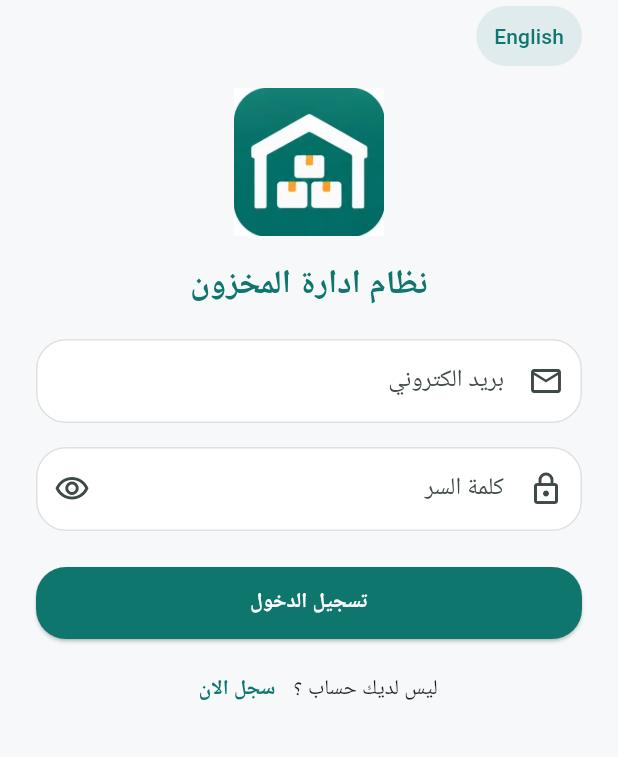
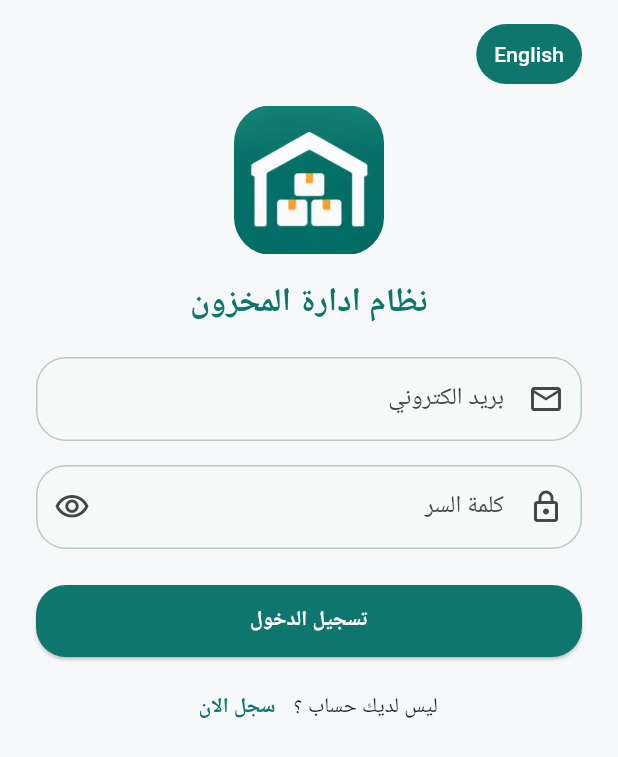
Before and after one commit to mohamad-mobarak/inventory_app, a Flutter app: the screen it shows after launch, on a phone screen of 412 x 824 dp. Shown: the top 757 px of the screen. Run offline on Flutter 3.47's test engine with Material 3 defaults, Android fonts, the phone set to English and light mode, and no system bars; our stand-ins replace cloud_firestore, firebase_auth, firebase_core; accounts and stored records are empty; generated files the repository leaves out were written again; statements that could not run were skipped.

Commit message:
Add settings screen and shop currency

```diff
--- a/lib/l10n/app_strings.dart
+++ b/lib/l10n/app_strings.dart
@@ -139,8 +139,7 @@ class AppStrings {
       locale.languageCode == 'ar' ? 'اختر التصنيف' : 'Choose category';
   String get addNewCategory =>
       locale.languageCode == 'ar' ? 'إضافة تصنيف جديد' : 'Add new category';
-  String get adminOnly =>
-      locale.languageCode == 'ar' ? '(للمدير فقط)' : '(Admin only)';
+
   String get saveProduct =>
       locale.languageCode == 'ar' ? 'حفظ المنتج' : 'Save product';
   String get cancel => locale.languageCode == 'ar' ? 'إلغاء' : 'Cancel';
@@ -313,6 +312,34 @@ class AppStrings {
   String get noLowStock => locale.languageCode == 'ar'
       ? 'كل المنتجات بكمية كافية'
       : 'All products are well stocked';
+  String get settings => locale.languageCode == 'ar' ? 'الإعدادات' : 'Settings';
+  String get language => locale.languageCode == 'ar' ? 'اللغة' : 'Language';
+  String get arabic => 'عربي';
+  String get english => 'English';
+  String get appearance =>
+      locale.languageCode == 'ar' ? 'المظهر' : 'Appearance';
+  String get lightMode => locale.languageCode == 'ar' ? 'فاتح' : 'Light';
+  String get darkMode => locale.languageCode == 'ar' ? 'داكن' : 'Dark';
+  String get systemMode => locale.languageCode == 'ar' ? 'الجهاز' : 'System';
+  String get accountInfo =>
+      locale.languageCode == 'ar' ? 'معلومات الحساب' : 'Account info';
+  String get name => locale.languageCode == 'ar' ? 'الاسم' : 'Name';
+  String get role => locale.languageCode == 'ar' ? 'الدور' : 'Role';
+  String get admin => locale.languageCode == 'ar' ? 'مدير' : 'Admin';
+  String get seller => locale.languageCode == 'ar' ? 'بائع' : 'Seller';
+  String get currency => locale.languageCode == 'ar' ? 'العملة' : 'Currency';
+  String get currencyHint =>
+      locale.languageCode == 'ar' ? 'مثال: \$ أو ل.س' : 'Example: \$ or SYP';
+  String get save => locale.languageCode == 'ar' ? 'حفظ' : 'Save';
+  String get adminOnly =>
+      locale.languageCode == 'ar' ? 'للمدير فقط' : 'Admin only';
+  String get aboutApp =>
+      locale.languageCode == 'ar' ? 'عن التطبيق' : 'About the app';
+  String get versionNumber =>
+      locale.languageCode == 'ar' ? 'رقم النسخة' : 'Version number';
+  String get logout => locale.languageCode == 'ar' ? 'تسجيل الخروج' : 'Log out';
+  String get currencySaved =>
+      locale.languageCode == 'ar' ? 'تم حفظ العملة' : 'Currency saved';
 }
 
 // Tells Flutter how to load AppStrings
--- a/lib/providers/settings_provider.dart
+++ b/lib/providers/settings_provider.dart
@@ -4,8 +4,11 @@ import 'package:flutter/material.dart';
 class SettingsProvider extends ChangeNotifier {
   // Current theme choice; starts by following the device setting
   ThemeMode _themeMode = ThemeMode.system;
+  String? _currency;
+
   // Lets other files read the theme mode without being able to change it
   ThemeMode get themeMode => _themeMode;
+  String? get currency => _currency;
   void setThemeMode(ThemeMode mode) {
     // Save the new choice into the private variable
     _themeMode = mode;
@@ -19,4 +22,9 @@ class SettingsProvider extends ChangeNotifier {
     _locale = locale;
     notifyListeners();
   }
+
+  void setCurrency(String? currency) {
+    _currency = currency;
+    notifyListeners();
+  }
 }
--- a/lib/screens/auth/auth_gate.dart
+++ b/lib/screens/auth/auth_gate.dart
@@ -1,17 +1,17 @@
 // Basic Flutter widgets (StatefulWidget, Scaffold, ...)
 import 'package:flutter/material.dart';
-// Firebase Auth to know if a user is already signed in
+// Firebase Auth to know who is signed in
 import 'package:firebase_auth/firebase_auth.dart';
+import 'package:inventory_app/providers/settings_provider.dart';
 import 'package:inventory_app/screens/home/main_shell.dart';
-import 'package:inventory_app/screens/products/products_screen.dart';
 // Our service that talks to Firebase
 import '../../services/auth_service.dart';
-// Temporary home page for active users
-import '../sellers/sellers_screen.dart';
 // Login page
 import 'login_screen.dart';
+import '../../services/settings_service.dart';
+import 'package:provider/provider.dart';
 
-// Decides which screen opens first when the app starts
+// Decides which screen opens, and reacts every time the user signs in or out
 class AuthGate extends StatefulWidget {
   const AuthGate({super.key});
 
@@ -20,35 +20,82 @@ class AuthGate extends StatefulWidget {
 }
 
 class _AuthGateState extends State<AuthGate> {
-  // Service object used to call our Firebase functions
-  final AuthService _authService = AuthService();
-  // Holds the screen we decided to open (filled in initState)
-  late final Future<Widget> _startScreen;
+  // Emits a new value every time a user signs in or out (null = nobody)
+  late final Stream<User?> _authStream;
 
   @override
   void initState() {
     super.initState();
-    // Start the check once, when the gate is created
-    _startScreen = _decideScreen();
+    // Create the stream once, when the gate is created
+    _authStream = FirebaseAuth.instance.authStateChanges();
   }
 
-  // Checks the user and returns the screen to open
+  @override
+  Widget build(BuildContext context) {
+    return StreamBuilder<User?>(
+      // The stream we created in initState
+      stream: _authStream,
+      builder: (context, snapshot) {
+        // Waiting for Firebase's first answer: show a loading circle
+        if (snapshot.connectionState == ConnectionState.waiting) {
+          return const Scaffold(
+            body: Center(child: CircularProgressIndicator()),
+          );
+        }
+        // Something failed: go to login
+        if (snapshot.hasError) {
+          return LoginScreen();
+        }
+        final user = snapshot.data;
+        // No signed in user, so show login
+        if (user == null) {
+          return LoginScreen();
+        }
+        // Signed in user: check the account (the key restarts the check for a new user)
+        return _UserCheck(key: ValueKey(user.uid), user: user);
+      },
+    );
+  }
+}
+
+// Checks that the signed in account is active and opens the right home page
+class _UserCheck extends StatefulWidget {
+  // The signed in Firebase user
+  final User user;
+
+  const _UserCheck({super.key, required this.user});
+
+  @override
+  State<_UserCheck> createState() => _UserCheckState();
+}
+
+class _UserCheckState extends State<_UserCheck> {
+  // Service object used to call our Firebase functions
+  final AuthService _authService = AuthService();
+  // Holds the screen we decided to open (filled in initState)
+  late final Future<Widget> _screen;
+
+  @override
+  void initState() {
+    super.initState();
+    // Start the check once, when this widget is created
+    _screen = _decideScreen();
+  }
+
+  // Checks the account and returns the screen to open
   Future<Widget> _decideScreen() async {
-    // Wait for Firebase to tell us who is signed in (null = nobody)
-    final user = await FirebaseAuth.instance.authStateChanges().first;
-    // No signed in user, so show login
-    if (user == null) {
-      return LoginScreen();
-    }
     // Ask Firestore if this account is active
-    final isActive = await _authService.isUserActive(user.uid);
+    final isActive = await _authService.isUserActive(widget.user.uid);
     // Disabled account: sign out and go to login
     if (!isActive) {
       await _authService.signOut();
       return LoginScreen();
     }
     // Get the user's role
-    final role = await _authService.getUserRole(user.uid);
+    final role = await _authService.getUserRole(widget.user.uid);
+    final currensy = await SettingsService().getCurrency();
+    if (!mounted) return const SizedBox();
+    context.read<SettingsProvider>().setCurrency(currensy);
     // Active account: open the home page
     return MainShell(isAdmin: role == 'admin');
   }
@@ -57,7 +104,7 @@ class _AuthGateState extends State<AuthGate> {
   Widget build(BuildContext context) {
     return FutureBuilder<Widget>(
       // The check we started in initState
-      future: _startScreen,
+      future: _screen,
       builder: (context, snapshot) {
         // Still checking: show a loading circle
         if (snapshot.connectionState != ConnectionState.done) {
--- a/lib/screens/auth/login_screen.dart
+++ b/lib/screens/auth/login_screen.dart
@@ -113,20 +113,25 @@ class _LoginScreenState extends State<LoginScreen> {
 
     return Scaffold(
       body: SafeArea(
-          child: Center(
+
+          // Makes the form scrollable when the keyboard opens
+          child: SingleChildScrollView(
               // Side spacing for the form
               child: Padding(
         padding: const EdgeInsets.symmetric(horizontal: 24),
         child: Column(
           children: [
+            SizedBox(
+              height: 12,
+            ),
             // Put the language button on the right side
             Align(
               // Right edge of the screen
               alignment: Alignment.centerRight,
               child: TextButton(
                   style: TextButton.styleFrom(
-                    backgroundColor: AppColors.primary.withValues(alpha: 0.1),
-                    foregroundColor: AppColors.primary,
+                    backgroundColor: AppColors.primary,
+                    foregroundColor: Colors.white,
                     shape: RoundedRectangleBorder(
                         borderRadius: BorderRadius.circular(20)),
                   ),
@@ -145,10 +150,13 @@ class _LoginScreenState extends State<LoginScreen> {
               height: 10,
             ),
             // App logo
-            Image.asset(
-              'assets/images/app_logo.png',
-              width: 100,
-              height: 100,
+            ClipRRect(
+              borderRadius: BorderRadius.circular(25),
+              child: Image.asset(
+                'assets/images/app_logo.png',
+                width: 100,
+                height: 100,
+              ),
             ),
             const SizedBox(
               height: 16,
@@ -189,7 +197,7 @@ class _LoginScreenState extends State<LoginScreen> {
                   contentPadding:
                       const EdgeInsets.symmetric(horizontal: 16, vertical: 16),
                   filled: true,
-                  fillColor: Colors.white,
+                  fillColor: Theme.of(context).colorScheme.surface,
                   labelText: AppStrings.of(context).email,
                   hintText: AppStrings.of(context).emailHint,
                   prefixIcon: Icon(Icons.email_outlined),
@@ -204,8 +212,9 @@ class _LoginScreenState extends State<LoginScreen> {
                   // Unfocused border
                   enabledBorder: OutlineInputBorder(
                       borderRadius: BorderRadius.circular(20),
-                      borderSide:
-                          BorderSide(color: Colors.grey.shade300, width: 1))),
+                      borderSide: BorderSide(
+                          color: Theme.of(context).colorScheme.outlineVariant,
+                          width: 1))),
             ),
             const SizedBox(
               height: 16,
@@ -217,7 +226,7 @@ class _LoginScreenState extends State<LoginScreen> {
                 contentPadding:
                     const EdgeInsets.symmetric(horizontal: 16, vertical: 16),
                 filled: true,
-                fillColor: Colors.white,
+                fillColor: Theme.of(context).colorScheme.surface,
                 labelText: AppStrings.of(context).password,
                 prefixIcon: Icon(Icons.lock_outlined),
                 // Eye button to show or hide the password
@@ -243,8 +252,9 @@ class _LoginScreenState extends State<LoginScreen> {
                 ),
                 enabledBorder: OutlineInputBorder(
                     borderRadius: BorderRadius.circular(20),
-                    borderSide:
-                        BorderSide(color: Colors.grey.shade300, width: 1)),
+                    borderSide: BorderSide(
+                        color: Theme.of(context).colorScheme.outlineVariant,
+                        width: 1)),
               ),
               // Use the variable instead of a fixed value
               obscureText: _obscurePassword,
--- a/lib/screens/products/products_screen.dart
+++ b/lib/screens/products/products_screen.dart
@@ -6,6 +6,8 @@ import '../../theme/app_theme.dart';
 import '../../services/product_service.dart';
 import '../../models/product.dart';
 import 'edit_product_screen.dart';
+import 'package:provider/provider.dart';
+import '../../providers/settings_provider.dart';
 
 // Products list screen (isAdmin: true = admin, false = seller)
 class ProductsScreen extends StatefulWidget {
@@ -87,6 +89,7 @@ class _ProductsScreenState extends State<ProductsScreen> {
 
   // Builds one product card: image placeholder, name, price, quantity, badge
   Widget _buildProductCard(BuildContext context, AppStrings s, Product p) {
+    final currency = context.watch<SettingsProvider>().currency ?? '';
     return Card(
       elevation: 2,
       margin: const EdgeInsets.only(bottom: 12),
@@ -139,7 +142,7 @@ class _ProductsScreenState extends State<ProductsScreen> {
                     ),
                     const SizedBox(height: 4),
                     Text(
-                      '${s.salePrice}: ${p.salePrice}',
+                      '${s.salePrice}: ${p.salePrice} $currency',
                       style: TextStyle(
                         fontSize: 15,
                         fontWeight: FontWeight.w600,
--- a/lib/screens/sales/sales_history_screen.dart
+++ b/lib/screens/sales/sales_history_screen.dart
@@ -6,6 +6,8 @@ import 'sale_details_screen.dart';
 import '../../services/sale_service.dart';
 import '../../theme/app_theme.dart';
 import '../../utils/format_date.dart';
+import '../../providers/settings_provider.dart';
+import 'package:provider/provider.dart';
 
 // Screen that lists the recent sales, newest first.
 class SalesHistoryScreen extends StatefulWidget {
@@ -46,6 +48,7 @@ class _SalesHistoryScreenState extends State<SalesHistoryScreen> {
     final s = AppStrings.of(context);
     final statusColor = sale.isCancelled ? AppColors.danger : AppColors.success;
     final names = sale.items.map((item) => item.productName).join(', ');
+    final currency = context.watch<SettingsProvider>().currency ?? '';
 
     return Card(
       margin: const EdgeInsets.only(bottom: 12),
@@ -88,7 +91,7 @@ class _SalesHistoryScreenState extends State<SalesHistoryScreen> {
               children: [
                 Text('${sale.itemCount} ${s.piecesLabel}'),
                 Text(
-                  '${s.totalLabel}: ${sale.total}',
+                  '${s.totalLabel}: ${sale.total} $currency',
                   style: TextStyle(
                     fontWeight: FontWeight.w500,
                     color: sale.isCancelled ? AppColors.danger : null,
--- a/lib/screens/sellers/add_seller_screen.dart
+++ b/lib/screens/sellers/add_seller_screen.dart
@@ -1,5 +1,3 @@
-import 'dart:ui';
-
 import 'package:firebase_auth/firebase_auth.dart';
 import 'package:flutter/material.dart';
 import 'package:inventory_app/theme/app_theme.dart';
@@ -38,7 +36,7 @@ class _AddSellerScreenState extends State<AddSellerScreen> {
     return InputDecoration(
       contentPadding: const EdgeInsets.symmetric(horizontal: 16, vertical: 16),
       filled: true,
-      fillColor: Colors.white,
+      fillColor: Theme.of(context).colorScheme.surface,
       labelText: label,
       helperText: helper,
       prefixIcon: Icon(icon),
@@ -50,7 +48,7 @@ class _AddSellerScreenState extends State<AddSellerScreen> {
       ),
       enabledBorder: OutlineInputBorder(
         borderRadius: BorderRadius.circular(20),
-        borderSide: BorderSide(color: Colors.grey.shade300, width: 1),
+        borderSide: BorderSide(color: AppColors.primary, width: 1),
       ),
     );
   }
--- a/lib/screens/sellers/seller_details_screen.dart
+++ b/lib/screens/sellers/seller_details_screen.dart
@@ -97,7 +97,7 @@ class _SellerDetailsScreenState extends State<SellerDetailsScreen> {
                   contentPadding:
                       const EdgeInsets.symmetric(horizontal: 16, vertical: 16),
                   filled: true,
-                  fillColor: Colors.white,
+                  fillColor: Theme.of(context).colorScheme.surface,
                   labelText: s.sellerName,
                   prefixIcon: const Icon(Icons.person_outline),
                   border: OutlineInputBorder(
@@ -109,7 +109,7 @@ class _SellerDetailsScreenState extends State<SellerDetailsScreen> {
                   ),
                   enabledBorder: OutlineInputBorder(
                     borderRadius: BorderRadius.circular(20),
-                    borderSide: BorderSide(color: Colors.grey.shade300),
+                    borderSide: BorderSide(color: AppColors.primary),
                   ),
                 ),
               ),
--- a/lib/theme/app_theme.dart
+++ b/lib/theme/app_theme.dart
@@ -36,10 +36,19 @@ class AppTheme {
 
   static ThemeData dark() {
     return ThemeData(
-      useMaterial3: true,
-      // Same teal seed, but generate the dark version of the palette
-      colorScheme: ColorScheme.fromSeed(
-          seedColor: AppColors.primary, brightness: Brightness.dark),
-    );
+        useMaterial3: true,
+        // Same teal seed, but generate the dark version of the palette
+        colorScheme: ColorScheme.fromSeed(
+                seedColor: AppColors.primary, brightness: Brightness.dark)
+            .copyWith(primary: AppColors.primary),
+        appBarTheme: AppBarTheme(
+            backgroundColor: AppColors.primary, foregroundColor: Colors.white),
+        navigationBarTheme: NavigationBarThemeData(
+            indicatorColor: AppColors.primary,
+            labelTextStyle: WidgetStateProperty.resolveWith((states) =>
+                states.contains(WidgetState.selected)
+                    ? TextStyle(
+                        color: AppColors.primary, fontWeight: FontWeight.w500)
+                    : TextStyle())));
   }
 }
```
Also changed, not shown: lib/screens/auth/sign_up_screen.dart (+13 -9 lines), lib/screens/dashboard/dashboard_screen.dart (+14 -4 lines), lib/screens/home/main_shell.dart (+11 -0 lines), lib/screens/sales/sale_details_screen.dart (+13 -7 lines), lib/screens/sales/sell_screen.dart (+7 -2 lines), lib/screens/settings/settings_screen.dart (added, +425 -0 lines), lib/services/settings_service.dart (added, +23 -0 lines).
